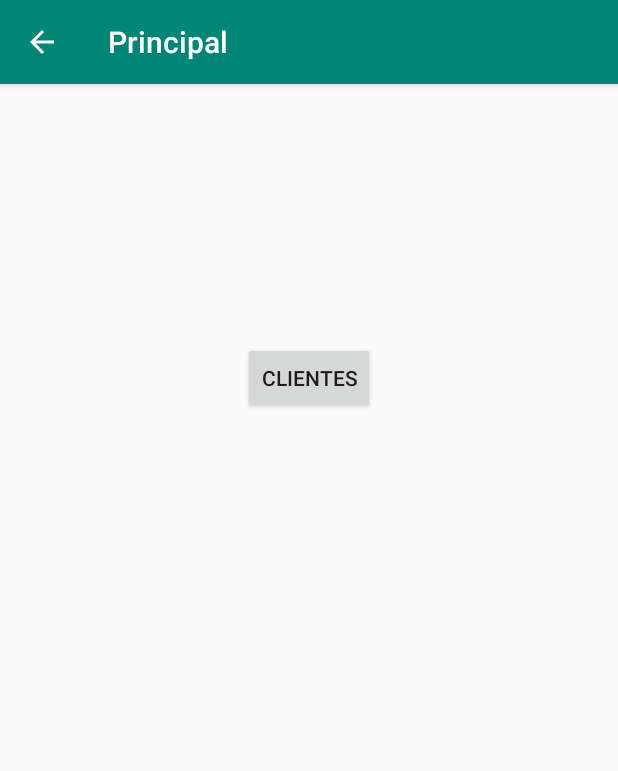
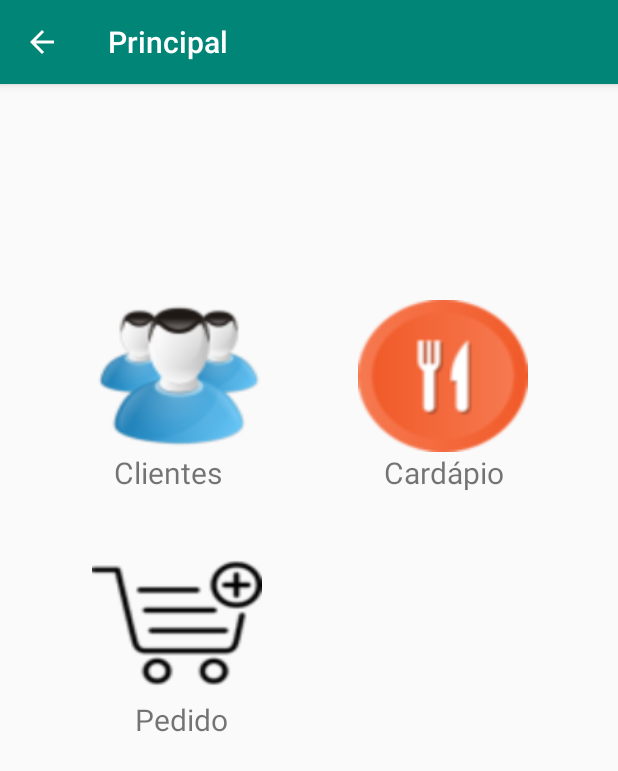
Before and after one commit to amandaolmr/MixApp, an Android app: the Principal screen opened directly, with no data from a screen before it, on a phone screen of 412 x 824 dp. Shown: the top 771 px of the screen. Run offline under Robolectric (Android 15) with nearby library versions, the phone set to English and light mode, and no system bars.

Commit message:
CRUD de Cliente completo

```diff
--- /dev/null
+++ b/app/src/main/res/drawable/ic_add_circle_outline_black_24dp.xml
@@ -0,0 +1,5 @@
+<vector android:height="24dp" android:tint="#FFFFFF"
+    android:viewportHeight="24.0" android:viewportWidth="24.0"
+    android:width="24dp" xmlns:android="http://schemas.android.com/apk/res/android">
+    <path android:fillColor="#FF000000" android:pathData="M13,7h-2v4L7,11v2h4v4h2v-4h4v-2h-4L13,7zM12,2C6.48,2 2,6.48 2,12s4.48,10 10,10 10,-4.48 10,-10S17.52,2 12,2zM12,20c-4.41,0 -8,-3.59 -8,-8s3.59,-8 8,-8 8,3.59 8,8 -3.59,8 -8,8z"/>
+</vector>
--- a/app/src/main/res/layout/activity_principal.xml
+++ b/app/src/main/res/layout/activity_principal.xml
@@ -8,13 +8,72 @@
 
     <Button
         android:id="@+id/btn_principal_clientes"
+        android:layout_width="113dp"
+        android:layout_height="101dp"
+        android:layout_marginStart="8dp"
+        android:layout_marginTop="144dp"
+        android:layout_marginEnd="8dp"
+        android:background="@drawable/clients"
+        app:layout_constraintEnd_toStartOf="@+id/btn_principal_cardapio"
+        app:layout_constraintStart_toStartOf="parent"
+        app:layout_constraintTop_toTopOf="parent" />
+
+    <TextView
+        android:id="@+id/textView2"
         android:layout_width="wrap_content"
         android:layout_height="wrap_content"
         android:layout_marginStart="8dp"
-        android:layout_marginTop="172dp"
         android:layout_marginEnd="8dp"
         android:text="Clientes"
+        android:textSize="20sp"
         app:layout_constraintEnd_toEndOf="parent"
+        app:layout_constraintHorizontal_bias="0.209"
         app:layout_constraintStart_toStartOf="parent"
+        app:layout_constraintTop_toBottomOf="@+id/btn_principal_clientes" />
+
+    <Button
+        android:id="@+id/btn_principal_cardapio"
+        android:layout_width="113dp"
+        android:layout_height="101dp"
+        android:layout_marginTop="144dp"
+        android:layout_marginEnd="60dp"
+        android:background="@drawable/cardapio"
+        app:layout_constraintEnd_toEndOf="parent"
         app:layout_constraintTop_toTopOf="parent" />
+
+    <TextView
+        android:id="@+id/textView3"
+        android:layout_width="wrap_content"
+        android:layout_height="0dp"
+        android:layout_marginEnd="76dp"
+        android:text="Cardápio"
+        android:textSize="20sp"
+        app:layout_constraintEnd_toEndOf="parent"
+        app:layout_constraintTop_toBottomOf="@+id/btn_principal_cardapio" />
+
+    <Button
+        android:id="@+id/btn_principal_pedido"
+        android:layout_width="113dp"
+        android:layout_height="101dp"
+        android:layout_marginStart="8dp"
+        android:layout_marginTop="36dp"
+        android:layout_marginEnd="8dp"
+        android:background="@drawable/pedidos"
+        app:layout_constraintEnd_toEndOf="parent"
+        app:layout_constraintHorizontal_bias="0.189"
+        app:layout_constraintStart_toStartOf="parent"
+        app:layout_constraintTop_toBottomOf="@+id/textView2" />
+
+    <TextView
+        android:id="@+id/textView9"
+        android:layout_width="wrap_content"
+        android:layout_height="wrap_content"
+        android:layout_marginStart="8dp"
+        android:layout_marginEnd="8dp"
+        android:text="Pedido"
+        android:textSize="20sp"
+        app:layout_constraintEnd_toEndOf="parent"
+        app:layout_constraintHorizontal_bias="0.245"
+        app:layout_constraintStart_toStartOf="parent"
+        app:layout_constraintTop_toBottomOf="@+id/btn_principal_pedido" />
 </android.support.constraint.ConstraintLayout>
```
Also changed, not shown: app/src/main/AndroidManifest.xml (+10 -1 lines), app/src/main/java/br/com/lanchonete/amanda/mixapp/activity/FormularioCliente.java (+75 -0 lines), app/src/main/java/br/com/lanchonete/amanda/mixapp/activity/lista_clientes.java (+143 -0 lines), app/src/main/java/br/com/lanchonete/amanda/mixapp/dao/ClienteDAO.java (+108 -66 lines), app/src/main/java/br/com/lanchonete/amanda/mixapp/dao/CriarBanco.java (deleted, +0 -47 lines), app/src/main/java/br/com/lanchonete/amanda/mixapp/dao/IClienteDAO.java (deleted, +0 -13 lines), app/src/main/java/br/com/lanchonete/amanda/mixapp/lista_cardapio.java (added, +13 -0 lines), app/src/main/java/br/com/lanchonete/amanda/mixapp/modelo/Cliente.java (+2 -14 lines), app/src/main/res/drawable/ic_search_black_24dp.xml (added, +9 -0 lines), app/src/main/res/layout/activity_lista_cardapio.xml (added, +9 -0 lines), app/src/main/res/layout/activity_lista_clientes.xml (+2 -7 lines), app/src/main/res/layout/activity_main.xml (+7 -8 lines), app/src/main/res/menu/menu_lista_cliente.xml (added, +15 -0 lines), app/src/main/res/drawable/cardapio.png (added), 3 more files.
